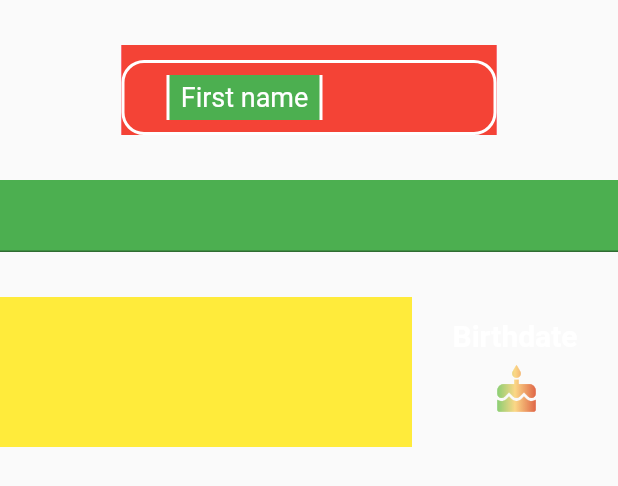
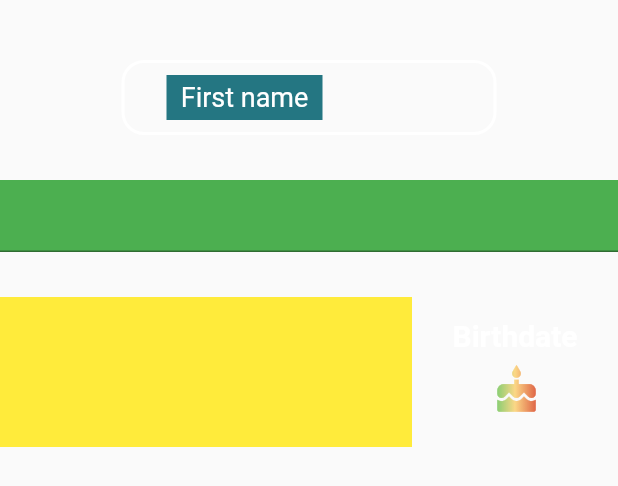
Before and after one commit to rutvikbodar/Sign-up-animation, a Flutter app: what preference_form_body() shows on an empty page, opened directly, on a phone screen of 412 x 824 dp. Shown: the top 486 px of the screen. Run offline on Flutter 3.47's test engine with Material 2 defaults, Android fonts, the phone set to English and light mode, and no system bars.

Commit message:
Animated textField complete

```diff
--- a/lib/Animated_textfield.dart
+++ b/lib/Animated_textfield.dart
@@ -2,33 +2,41 @@ import 'dart:core';
 
 import 'package:flutter/material.dart';
 class Animated_textfield extends StatefulWidget {
-  const Animated_textfield({Key? key}) : super(key: key);
+  String hintText;
+  Animated_textfield({Key? key, required this.hintText}) : super(key: key);
 
   @override
   State<Animated_textfield> createState() => _Animated_textfieldState();
 }
 
 class _Animated_textfieldState extends State<Animated_textfield> {
+  bool AnimationState = false;
   double labelHight = 30;
   double labelWidth = 104;
   EdgeInsetsGeometry labelMargin = EdgeInsets.only(left: 30,top: 20);
+  BoxBorder labelBorder = Border.symmetric(vertical: BorderSide.none);
   double labelFontsize = 18;
 
   void initiateAnimation(){
+    print("initiating animation");
+    if(!AnimationState){
+      AnimationState = true;
       setState((){
         labelHight = 20;
         labelWidth = 70.66;
         labelMargin = EdgeInsets.only(left: 20,top: 5);
+        labelBorder = Border.symmetric(vertical: BorderSide(color: Colors.white,width: 2));
         labelFontsize = 12;
       });
+    }
   }
 
   @override
   Widget build(BuildContext context) {
+    print("building widget screen");
     return Container(
       height: 60,
       width: 250,
-      color: Colors.red,
       child: Stack(
         children: [
           Container(
@@ -46,29 +54,36 @@ class _Animated_textfieldState extends State<Animated_textfield> {
               style: TextStyle(color: Colors.white,fontSize: 20),
               textAlign: TextAlign.left,
               onTap: (){
-                print("Tapped on the first name");
                 initiateAnimation();
               },
             ),
           ),
-          Container(
+          GestureDetector(
+            onTap: ()=>initiateAnimation(),
+            child: AnimatedContainer(
+              duration: Duration(seconds: 1),
               height: labelHight,
               width: labelWidth,
               margin: labelMargin,
               alignment: Alignment.center,
               decoration: BoxDecoration(
-              color: Colors.green,
-              border: Border.symmetric(vertical: BorderSide(color: Colors.white,width: 2))
+                  color: Color.fromRGBO(36, 118, 130, 1),
+                  border: labelBorder,
               ),
               padding: EdgeInsets.only(left: 2,right: 2),
-            child: Text(
-              "First name",
+              child: AnimatedDefaultTextStyle(
+                duration: Duration(seconds: 1),
                 style: TextStyle(
                   color: Colors.white,
                   fontSize: labelFontsize,
                 ),
+                child: Text(
+                  widget.hintText,
                 ),
               )
+            ),
+          )
+
         ],
       ),
     );
--- a/lib/preference_form_body.dart
+++ b/lib/preference_form_body.dart
@@ -27,7 +27,7 @@ class _preference_form_bodyState extends State<preference_form_body> {
         child: Column(
           children: [
             SizedBox(height: 30,),
-            Container(child: Animated_textfield(),color: Colors.pinkAccent),
+            Container(child: Animated_textfield(hintText: "First name",)),
             SizedBox(height: 30,),
             Container(child: TextField(),color: Colors.green,),
             SizedBox(height: 30,),
```
Lines whose indentation alone changed are shown as unchanged.
